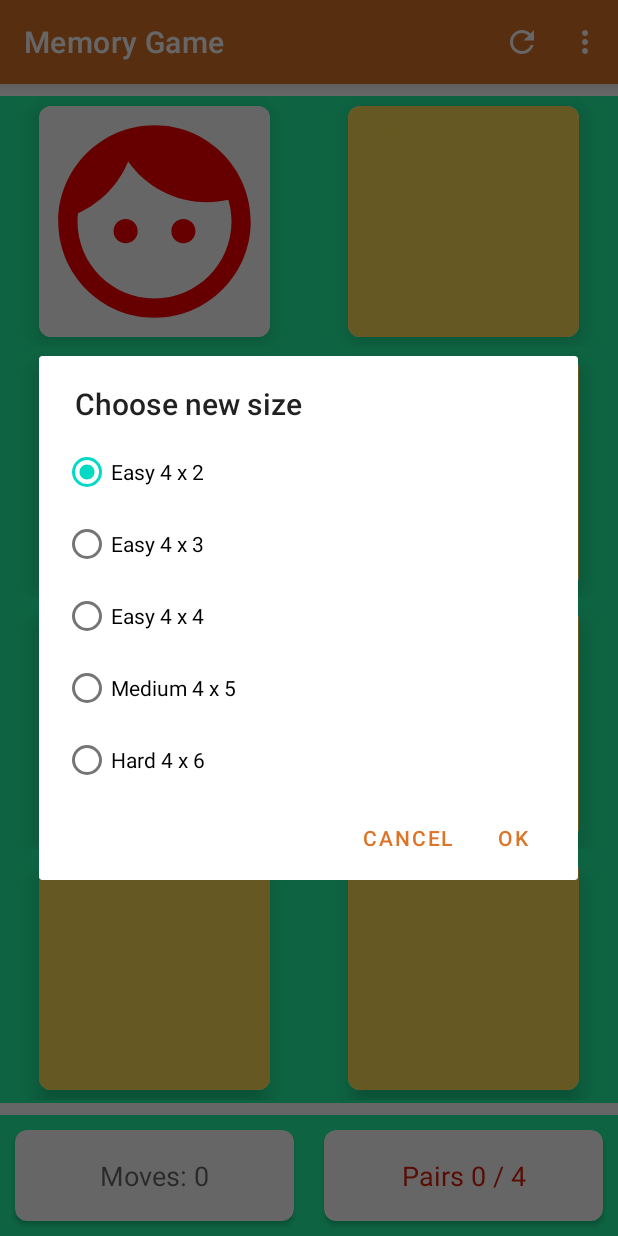
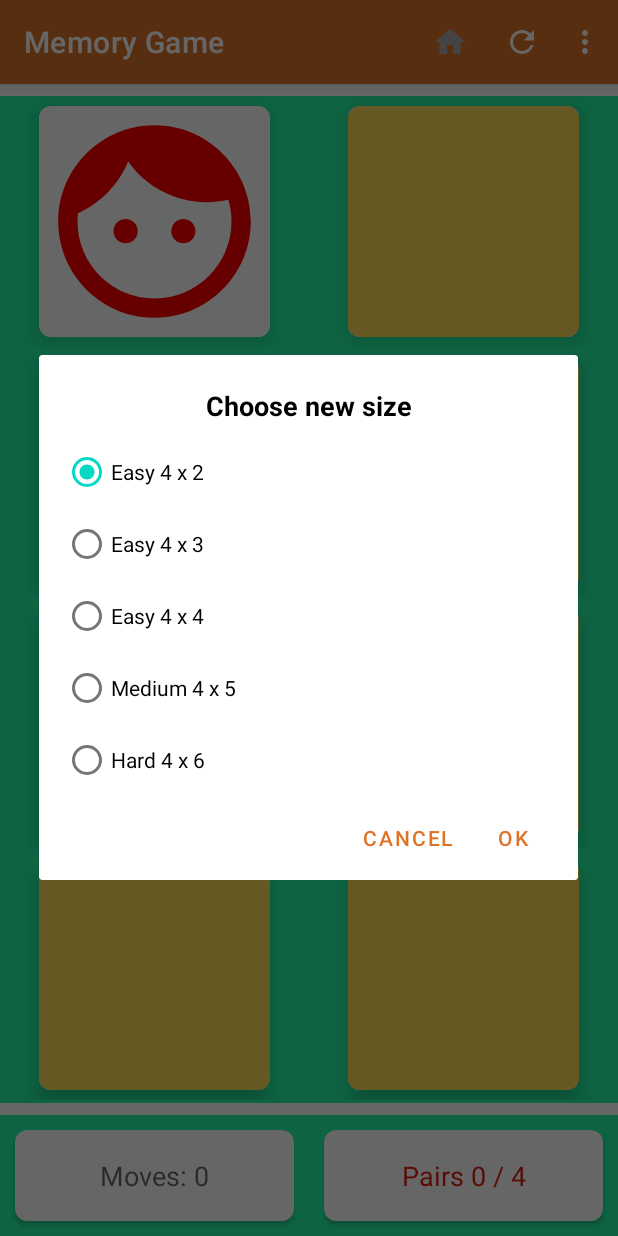
Before and after one commit to Valexus110/MemoryGame, an Android app: the screen it shows after launch (MainActivity), in the options menu, after a tap on "Choose new size", on a phone screen of 412 x 824 dp. Run offline under Robolectric (Android 15) with nearby library versions, the phone set to English and light mode, and no system bars; our stand-ins replace Dagger/Hilt's generated code, Firebase (no records; nobody signed in at launch, a user with empty details on screens opened directly), Picasso; libraries missing offline, so code that uses them is left out: com.github.jinatonic.confetti.

Commit message:
Continue refactoring (adding some dialogs, "home" button)

```diff
--- a/app/src/main/java/com/prjs/kotlin/memorygame/ui/CreateActivity.kt
+++ b/app/src/main/java/com/prjs/kotlin/memorygame/ui/CreateActivity.kt
@@ -89,8 +89,7 @@ class CreateActivity : AppCompatActivity() {
             adapter = addImagePickerAdapter()
             rvImagePicker.adapter = adapter
             rvImagePicker.setHasFixedSize(true)
-            var spanCount = boardSize.getWidth()
-            if (spanCount >= 4) spanCount = 3
+            val spanCount = if (boardSize.getWidth() >= 4) 3 else 2
             rvImagePicker.layoutManager = GridLayoutManager(this@CreateActivity, spanCount)
         }
     }
--- a/app/src/main/java/com/prjs/kotlin/memorygame/ui/MainActivity.kt
+++ b/app/src/main/java/com/prjs/kotlin/memorygame/ui/MainActivity.kt
@@ -5,10 +5,12 @@ import android.annotation.SuppressLint
 import android.app.Activity
 import android.content.Intent
 import android.graphics.Color
+import android.graphics.Typeface
 import android.os.Bundle
 import android.util.Log
 import android.view.*
 import android.widget.EditText
+import android.widget.TextView
 import androidx.activity.result.contract.ActivityResultContracts
 import androidx.appcompat.app.AlertDialog
 import androidx.appcompat.app.AppCompatActivity
@@ -38,6 +40,7 @@ class MainActivity : AppCompatActivity() {
 
     @Inject
     lateinit var viewModel: MainViewModel
+    private var homeButton: MenuItem? = null
     private var gameName: String? = null
     private var customGameImages: List<String>? = null
     private lateinit var memoryGame: MemoryGame
@@ -59,8 +62,24 @@ class MainActivity : AppCompatActivity() {
         return true
     }
 
+    override fun onPrepareOptionsMenu(menu: Menu?): Boolean {
+        homeButton = menu?.findItem(R.id.mi_home)
+        return true
+    }
+
     override fun onOptionsItemSelected(item: MenuItem): Boolean {
         when (item.itemId) {
+            R.id.mi_home -> {
+                showAlertDialog(getString(R.string.main_title5), null) {
+                    gameName = null
+                    customGameImages = null
+                    homeButton?.setEnabled(false)
+                    homeButton?.setIcon(R.drawable.ic_home_icon_inactive)
+                    setupBoard()
+                }
+
+            }
+
             R.id.mi_refresh -> {
                 if (memoryGame.getNumMoves() > 0 && !memoryGame.haveWonGame()) {
                     showAlertDialog(getString(R.string.main_title1), null) {
@@ -73,7 +92,13 @@ class MainActivity : AppCompatActivity() {
             }
 
             R.id.mi_new_size -> {
+                if (gameName != null) {
+                    showAlertDialog(getString(R.string.main_title6), null) {
                         showNewSizeDialog()
+                    }
+                } else {
+                    showNewSizeDialog()
+                }
                 return true
             }
 
@@ -131,6 +156,14 @@ class MainActivity : AppCompatActivity() {
                 FlowStatus.Success -> {
                     val userImageList = response.second!!
                     val numCards = userImageList.images!!.size * 2
+                    showAlertDialog(
+                        getString(
+                            R.string.main_title7,
+                            customGameName,
+                            4,
+                            numCards / 4
+                        ), null
+                    ) {
                         boardSize = BoardSize.getByValue(numCards)
                         customGameImages = userImageList.images
                         for (imageUrl in userImageList.images) {
@@ -143,7 +176,10 @@ class MainActivity : AppCompatActivity() {
                         )
                             .show()
                         gameName = customGameName
+                        homeButton?.setEnabled(true)
+                        homeButton?.setIcon(R.drawable.ic_home_icon)
                         setupBoard()
+                    }
                 }
 
                 else -> {
@@ -206,15 +242,21 @@ class MainActivity : AppCompatActivity() {
         view: View?,
         positiveClickListener: View.OnClickListener
     ) {
+        val customTv = TextView(this)
+        customTv.text = title
+        customTv.gravity = Gravity.CENTER
+        customTv.setPadding(0, 32, 0, 0)
+        customTv.textSize = 18f
+        customTv.setTextColor(Color.BLACK)
+        customTv.setTypeface(null, Typeface.BOLD)
         AlertDialog.Builder(this)
-            .setTitle(title)
+            .setCustomTitle(customTv)
             .setView(view)
             .setNegativeButton(getString(R.string.main_message3), null)
             .setPositiveButton("OK") { _, _ ->
                 positiveClickListener.onClick(null)
             }.show()
     }
-
 
     private fun setupBoard() {
         supportActionBar?.title = gameName ?: getString(R.string.app_name)
--- /dev/null
+++ b/app/src/main/res/drawable/ic_home_icon.xml
@@ -0,0 +1,5 @@
+<vector android:height="24dp" android:tint="#ffffff"
+    android:viewportHeight="24" android:viewportWidth="24"
+    android:width="24dp" xmlns:android="http://schemas.android.com/apk/res/android">
+    <path android:fillColor="@android:color/white" android:pathData="M10,20v-6h4v6h5v-8h3L12,3 2,12h3v8z"/>
+</vector>
--- /dev/null
+++ b/app/src/main/res/drawable/ic_home_icon_inactive.xml
@@ -0,0 +1,5 @@
+<vector android:height="24dp"
+    android:viewportHeight="24" android:viewportWidth="24"
+    android:width="24dp" xmlns:android="http://schemas.android.com/apk/res/android">
+    <path android:fillColor="@android:color/darker_gray" android:pathData="M10,20v-6h4v6h5v-8h3L12,3 2,12h3v8z"/>
+</vector>
--- a/app/src/main/res/menu/menu_main.xml
+++ b/app/src/main/res/menu/menu_main.xml
@@ -1,6 +1,13 @@
 <?xml version="1.0" encoding="utf-8"?>
 <menu xmlns:app="http://schemas.android.com/apk/res-auto"
     xmlns:android="http://schemas.android.com/apk/res/android">
+
+    <item
+        android:id="@+id/mi_home"
+        android:icon="@drawable/ic_home_icon_inactive"
+        android:title="@string/menu_refresh"
+        android:enabled="false"
+        app:showAsAction="ifRoom" />
 
     <item
         android:id="@+id/mi_refresh"
--- a/app/src/main/res/values/strings.xml
+++ b/app/src/main/res/values/strings.xml
@@ -34,6 +34,9 @@
     <string name="main_title2">Download custom game</string>
     <string name="main_title3">Choose size of a board</string>
     <string name="main_title4">Choose new size</string>
+    <string name="main_title5">Get back to default game?</string>
+    <string name="main_title6">This game isn\'t support another board size. If you change it, the default game will be loaded. Continue?</string>
+    <string name="main_title7">Found a game with a name \'%1$s\' and size \'%2$dx%3$d\'. Are you sure, you want to download it?</string>
     <string name="main_message1">Sorry, we couldn\'t find any such game \'%1$s\'</string>
     <string name="main_message2">You\'re now playing \'%1$s\'</string>
     <string name="main_message3">Cancel</string>
```
Also changed, not shown: 1 other file. Lines whose indentation alone changed are shown as unchanged.
